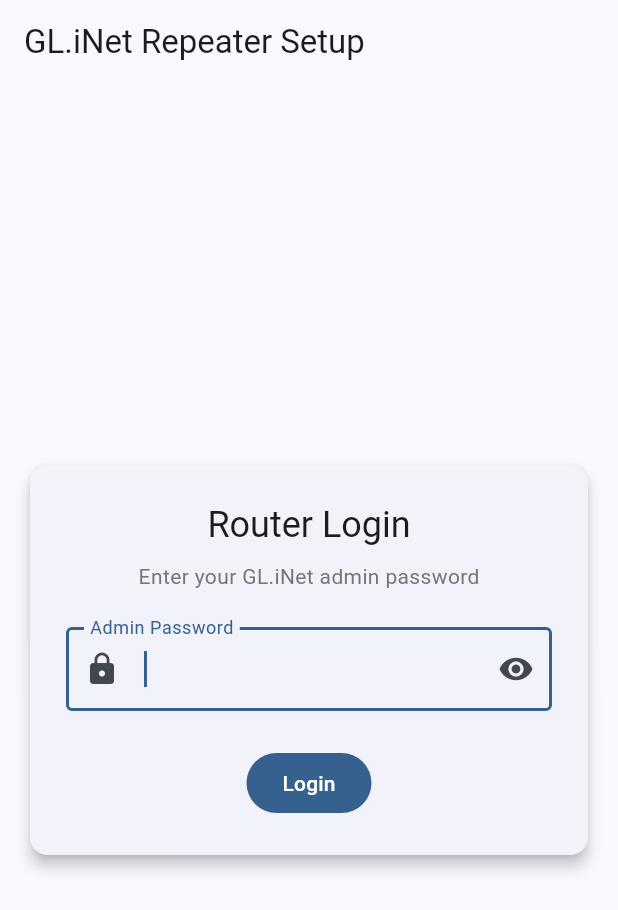
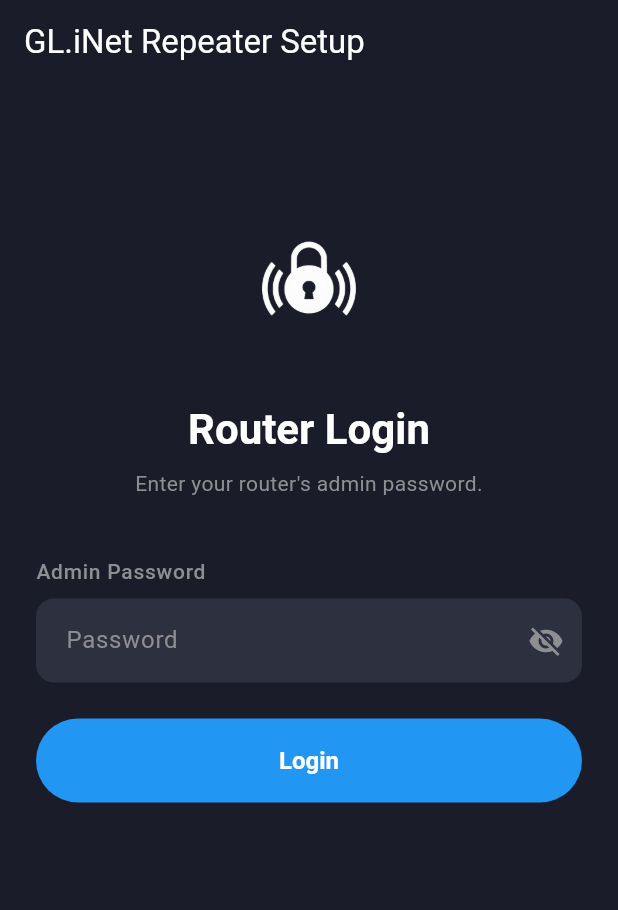
Before and after one commit to brotoo25/GL.iNet-Connect-App, a Flutter app: the screen it shows after launch, on a phone screen of 412 x 824 dp. Shown: the top 910 px of the screen. Run offline on Flutter 3.47's test engine with Material 3 defaults, Android fonts, the phone set to English and light mode, and no system bars; our stand-ins replace flutter_secure_storage; missing offline and left inert: crypt.

Commit message:
feat: login layout

```diff
--- a/lib/main.dart
+++ b/lib/main.dart
@@ -8,13 +8,80 @@ void main() {
 class MyApp extends StatelessWidget {
   const MyApp({super.key});
 
+  // GL.iNet brand colors
+  static const Color primaryBlue = Color(0xFF2196F3);
+  static const Color darkBackground = Color(0xFF1A1D29);
+  static const Color cardBackground = Color(0xFF252836);
+  static const Color inputBackground = Color(0xFF2D303E);
+  static const Color subtitleGray = Color(0xFF8E8E93);
+
   @override
   Widget build(BuildContext context) {
     return MaterialApp(
       title: 'GL.iNet Repeater Setup',
       theme: ThemeData(
         useMaterial3: true,
-        colorScheme: ColorScheme.fromSeed(seedColor: Colors.blue),
+        brightness: Brightness.dark,
+        scaffoldBackgroundColor: darkBackground,
+        colorScheme: const ColorScheme.dark(
+          primary: primaryBlue,
+          secondary: primaryBlue,
+          surface: cardBackground,
+          onSurface: Colors.white,
+          onPrimary: Colors.white,
+        ),
+        appBarTheme: const AppBarTheme(
+          backgroundColor: darkBackground,
+          foregroundColor: Colors.white,
+          elevation: 0,
+        ),
+        inputDecorationTheme: InputDecorationTheme(
+          filled: true,
+          fillColor: inputBackground,
+          hintStyle: const TextStyle(color: subtitleGray),
+          labelStyle: const TextStyle(color: subtitleGray),
+          border: OutlineInputBorder(
+            borderRadius: BorderRadius.circular(12),
+            borderSide: BorderSide.none,
+          ),
+          enabledBorder: OutlineInputBorder(
+            borderRadius: BorderRadius.circular(12),
+            borderSide: BorderSide.none,
+          ),
+          focusedBorder: OutlineInputBorder(
+            borderRadius: BorderRadius.circular(12),
+            borderSide: const BorderSide(color: primaryBlue, width: 1),
+          ),
+          contentPadding:
+              const EdgeInsets.symmetric(horizontal: 16, vertical: 16),
+        ),
+        filledButtonTheme: FilledButtonThemeData(
+          style: FilledButton.styleFrom(
+            backgroundColor: primaryBlue,
+            foregroundColor: Colors.white,
+            minimumSize: const Size(double.infinity, 56),
+            shape: RoundedRectangleBorder(
+              borderRadius: BorderRadius.circular(28),
+            ),
+            textStyle: const TextStyle(
+              fontSize: 16,
+              fontWeight: FontWeight.w600,
+            ),
+          ),
+        ),
+        textTheme: const TextTheme(
+          headlineMedium: TextStyle(
+            color: Colors.white,
+            fontWeight: FontWeight.bold,
+          ),
+          bodyMedium: TextStyle(
+            color: subtitleGray,
+          ),
+          labelMedium: TextStyle(
+            color: subtitleGray,
+            fontSize: 14,
+          ),
+        ),
       ),
       home: const HomeScreen(),
       debugShowCheckedModeBanner: false,
--- a/lib/screens/home_screen.dart
+++ b/lib/screens/home_screen.dart
@@ -408,40 +408,56 @@ class _HomeScreenState extends State<HomeScreen> {
   /// Build login form UI
   /// GL.iNet routers use 'root' as the username, so only password is needed
   Widget _buildLoginForm() {
-    return Center(
+    final theme = Theme.of(context);
+
+    return SafeArea(
       child: SingleChildScrollView(
-        padding: const EdgeInsets.all(16.0),
-        child: Card(
-          elevation: 4,
-          child: Padding(
-            padding: const EdgeInsets.all(24.0),
+        padding: const EdgeInsets.symmetric(horizontal: 24.0),
         child: Column(
-              mainAxisSize: MainAxisSize.min,
+          crossAxisAlignment: CrossAxisAlignment.stretch,
           children: [
+            const SizedBox(height: 80),
+            // Logo
+            Center(
+              child: Image.asset(
+                'assets/logo_white.png',
+                width: 100,
+                height: 100,
+              ),
+            ),
+            const SizedBox(height: 32),
+            // Title
             Text(
               'Router Login',
-                  style: Theme.of(context).textTheme.headlineSmall,
+              style: theme.textTheme.headlineMedium,
+              textAlign: TextAlign.center,
             ),
             const SizedBox(height: 8),
+            // Subtitle
             Text(
-                  'Enter your GL.iNet admin password',
-                  style: Theme.of(context).textTheme.bodyMedium?.copyWith(
-                        color: Colors.grey[600],
+              "Enter your router's admin password.",
+              style: theme.textTheme.bodyMedium,
+              textAlign: TextAlign.center,
             ),
+            const SizedBox(height: 40),
+            // Admin Password label
+            Text(
+              'Admin Password',
+              style: theme.textTheme.labelMedium,
             ),
-                const SizedBox(height: 24),
+            const SizedBox(height: 8),
+            // Password field
             TextField(
               controller: _passwordController,
               decoration: InputDecoration(
-                    labelText: 'Admin Password',
-                    border: const OutlineInputBorder(),
-                    prefixIcon: const Icon(Icons.lock),
+                hintText: 'Password',
                 suffixIcon: IconButton(
-                      icon: Icon(_passwordObscured
-                          ? Icons.visibility
-                          : Icons.visibility_off),
-                      onPressed: () => setState(
-                          () => _passwordObscured = !_passwordObscured),
+                  icon: Icon(
+                    _passwordObscured ? Icons.visibility_off : Icons.visibility,
+                    color: theme.textTheme.bodyMedium?.color,
+                  ),
+                  onPressed: () =>
+                      setState(() => _passwordObscured = !_passwordObscured),
                   tooltip:
                       _passwordObscured ? 'Show password' : 'Hide password',
                 ),
@@ -449,20 +465,24 @@ class _HomeScreenState extends State<HomeScreen> {
               obscureText: _passwordObscured,
               textInputAction: TextInputAction.done,
               onSubmitted: (_) => _handleLogin(),
-                  autofocus: true,
+              style: const TextStyle(color: Colors.white),
             ),
             const SizedBox(height: 24),
+            // Login button
             FilledButton(
               onPressed: _isLoading ? null : _handleLogin,
-                  child: const Text('Login'),
+              child: _isLoading
+                  ? const SizedBox(
+                      width: 24,
+                      height: 24,
+                      child: CircularProgressIndicator(
+                        strokeWidth: 2,
+                        color: Colors.white,
                       ),
-                if (_isLoading) ...[
-                  const SizedBox(height: 16),
-                  const CircularProgressIndicator(),
+                    )
+                  : const Text('Login'),
+            ),
           ],
-              ],
-            ),
-          ),
         ),
       ),
     );
--- a/pubspec.yaml
+++ b/pubspec.yaml
@@ -22,6 +22,8 @@ dev_dependencies:
 
 flutter:
   uses-material-design: true
+  assets:
+    - assets/
 
 icons_launcher:
   image_path: "assets/logo.png"
```
Also changed, not shown: assets/logo_white.png (added). Lines whose indentation alone changed are shown as unchanged.
